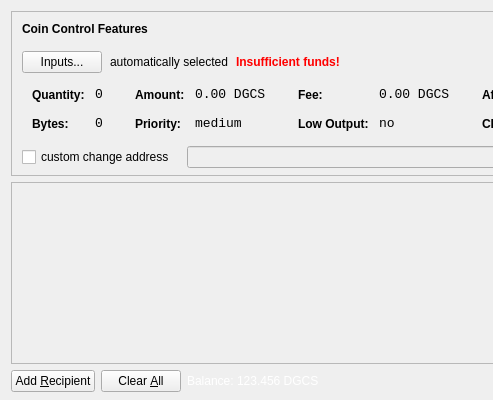
The window that src/qt/forms/sendcoinsdialog.ui (intristin/digitalcredits) describes before a commit, drawn with Qt 5; both pictures show x 0 to 493 and y 0 to 400 of the 850 by 400 pixel window.
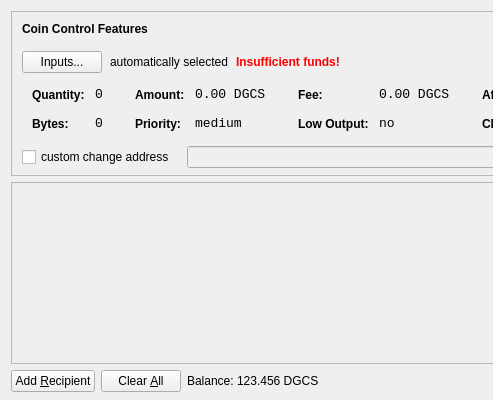
The same window after the commit. Icons and pictures are not drawn.

```diff
--- a/src/qt/forms/sendcoinsdialog.ui
+++ b/src/qt/forms/sendcoinsdialog.ui
@@ -13,9 +13,6 @@
   <property name="windowTitle">
    <string>Send Coins</string>
   </property>
-  <property name="styleSheet">
-   <string notr="true">QListView { background: transparent; }</string>
-  </property>
   <layout class="QVBoxLayout" name="verticalLayout" stretch="0,1,0">
    <property name="bottomMargin">
     <number>8</number>
@@ -721,9 +718,6 @@
            <verstretch>0</verstretch>
           </sizepolicy>
          </property>
-	     <property name="styleSheet">
-	      <string notr="true">color: rgb(255, 255, 255);</string>
-		 </property>
          <property name="text">
           <string>Balance:</string>
          </property>
@@ -740,9 +734,6 @@
          <property name="cursor">
           <cursorShape>IBeamCursor</cursorShape>
          </property>
-		 <property name="styleSheet">
-	      <string notr="true">color: rgb(255, 255, 255);</string>
-		 </property>
          <property name="text">
           <string>123.456 DGCS</string>
          </property>
```
Left out of the diff: 9 changed lines with no effect on the pictures.
